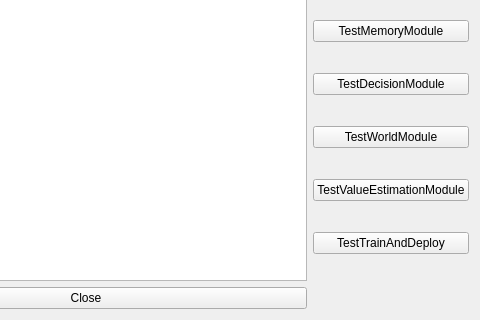
This is IRSGUI/BrainDeepLearnForm.ui in yhlmaybe/Intelligent-Robot-System as Qt 5 draws it before an edit; both pictures show x 146 to 626 and y 175 to 495 of the 626 by 495 pixel window. The edited form follows.
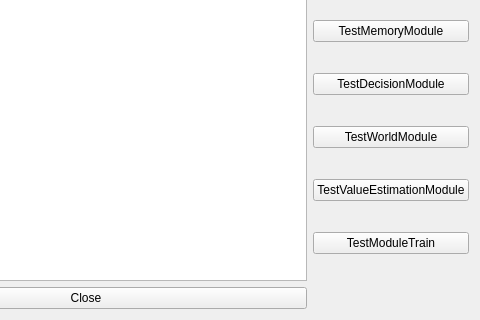
This is the edited form.

```diff
--- a/IRSGUI/BrainDeepLearnForm.ui
+++ b/IRSGUI/BrainDeepLearnForm.ui
@@ -78,7 +78,7 @@
      <item>
       <widget class="QPushButton" name="testTrainAndDeploy_pushButton">
        <property name="text">
-        <string>TestTrainAndDeploy</string>
+        <string>TestModuleTrain</string>
        </property>
       </widget>
      </item>
```
